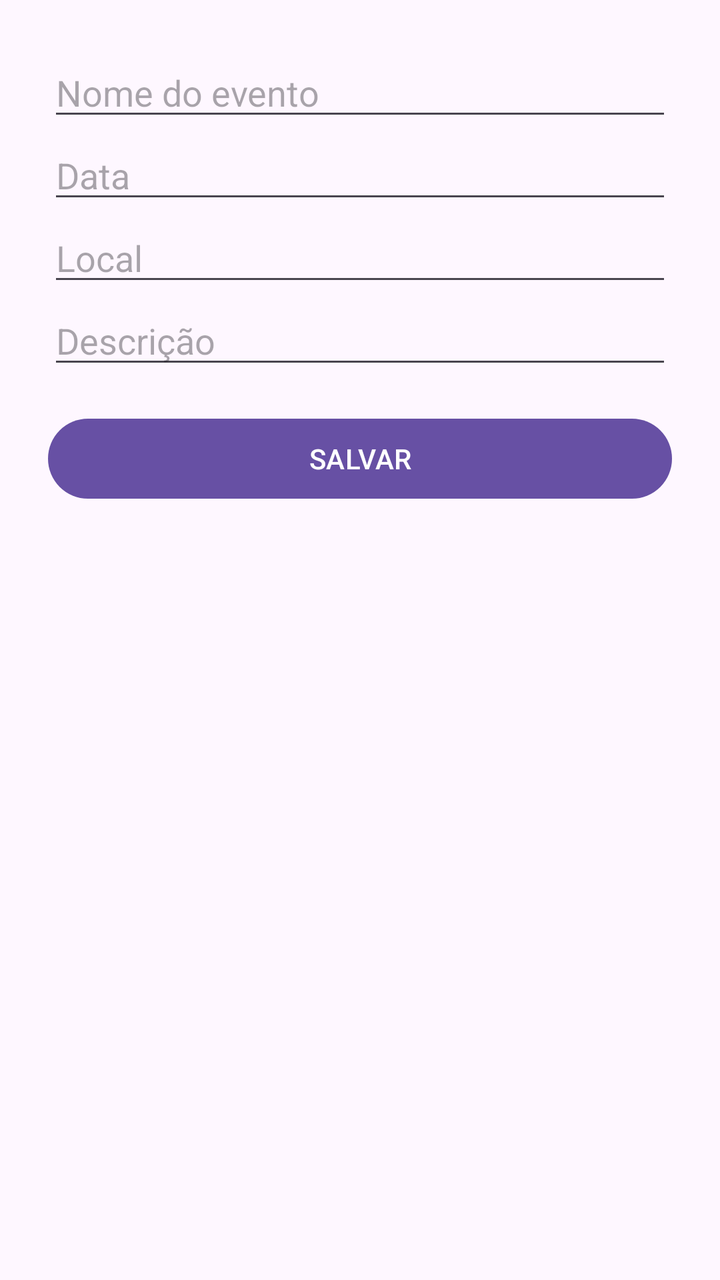
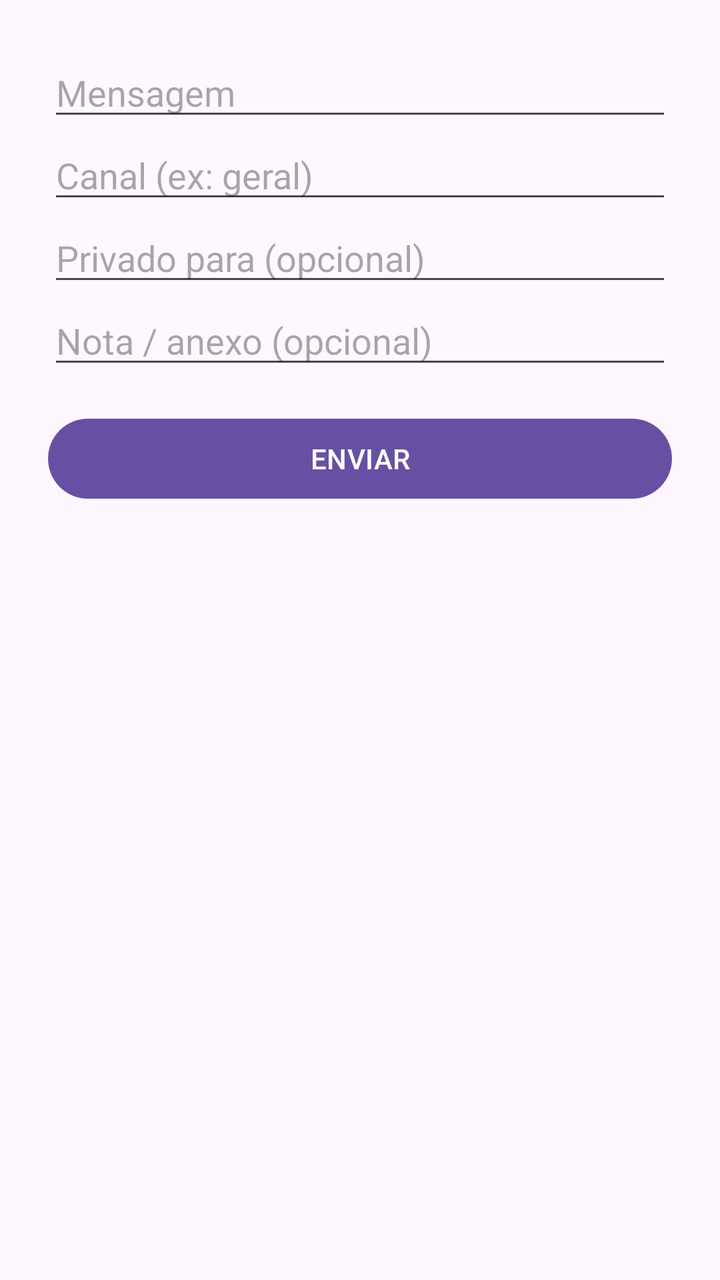

Two renders of the same Android screen: before a commit and after it. Below are the layout's source before the change and the commit's diff.
<!-- AndroidManifest.xml: application theme Theme.Aerotalks -->
<!-- res/layout/activity_cadastro_evento.xml -->
<?xml version="1.0" encoding="utf-8"?>
<LinearLayout
    xmlns:android="http://schemas.android.com/apk/res/android"
    android:layout_width="match_parent"
    android:layout_height="match_parent"
    android:orientation="vertical"
    android:padding="24dp">

    <EditText
        android:id="@+id/etNome"
        android:layout_width="match_parent"
        android:layout_height="wrap_content"
        android:hint="Nome do evento" />

    <EditText
        android:id="@+id/etData"
        android:layout_width="match_parent"
        android:layout_height="wrap_content"
        android:hint="Data" />

    <EditText
        android:id="@+id/etLocal"
        android:layout_width="match_parent"
        android:layout_height="wrap_content"
        android:hint="Local" />

    <EditText
        android:id="@+id/etDescricao"
        android:layout_width="match_parent"
        android:layout_height="wrap_content"
        android:hint="Descrição" />

    <Button
        android:id="@+id/btnSalvar"
        android:layout_width="match_parent"
        android:layout_height="wrap_content"
        android:text="SALVAR"
        android:layout_marginTop="16dp" />
</LinearLayout>
<!-- resources referenced by this layout -->
<resources>
  <style name="Theme.Aerotalks" parent="Base.Theme.Aerotalks" />
  <style name="Base.Theme.Aerotalks" parent="Theme.Material3.DayNight.NoActionBar">
          
          
      </style>
</resources>

<!-- the commit's change to res/layout/activity_cadastro_evento.xml (unified diff, before → after) -->
@@ -10,30 +10,30 @@
         android:id="@+id/etNome"
         android:layout_width="match_parent"
         android:layout_height="wrap_content"
-        android:hint="Nome do evento" />
+        android:hint="Mensagem" />
 
     <EditText
         android:id="@+id/etData"
         android:layout_width="match_parent"
         android:layout_height="wrap_content"
-        android:hint="Data" />
+        android:hint="Canal (ex: geral)" />
 
     <EditText
         android:id="@+id/etLocal"
         android:layout_width="match_parent"
         android:layout_height="wrap_content"
-        android:hint="Local" />
+        android:hint="Privado para (opcional)" />
 
     <EditText
         android:id="@+id/etDescricao"
         android:layout_width="match_parent"
         android:layout_height="wrap_content"
-        android:hint="Descrição" />
+        android:hint="Nota / anexo (opcional)" />
 
     <Button
         android:id="@+id/btnSalvar"
         android:layout_width="match_parent"
         android:layout_height="wrap_content"
-        android:text="SALVAR"
+        android:text="ENVIAR"
         android:layout_marginTop="16dp" />
 </LinearLayout>
